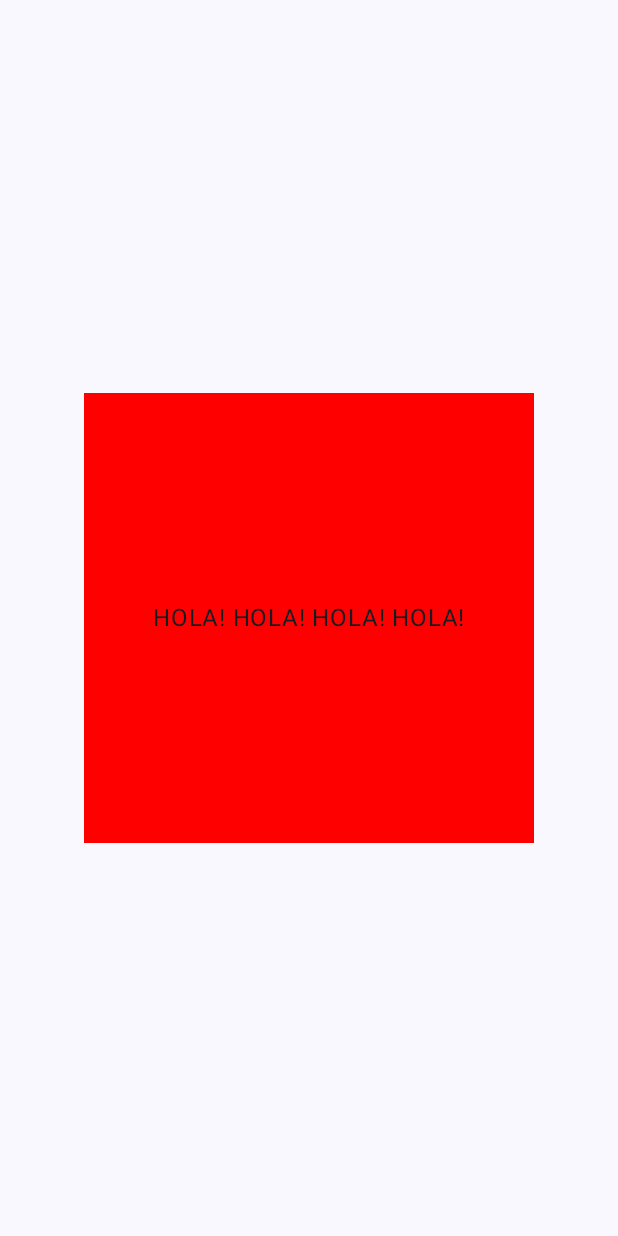
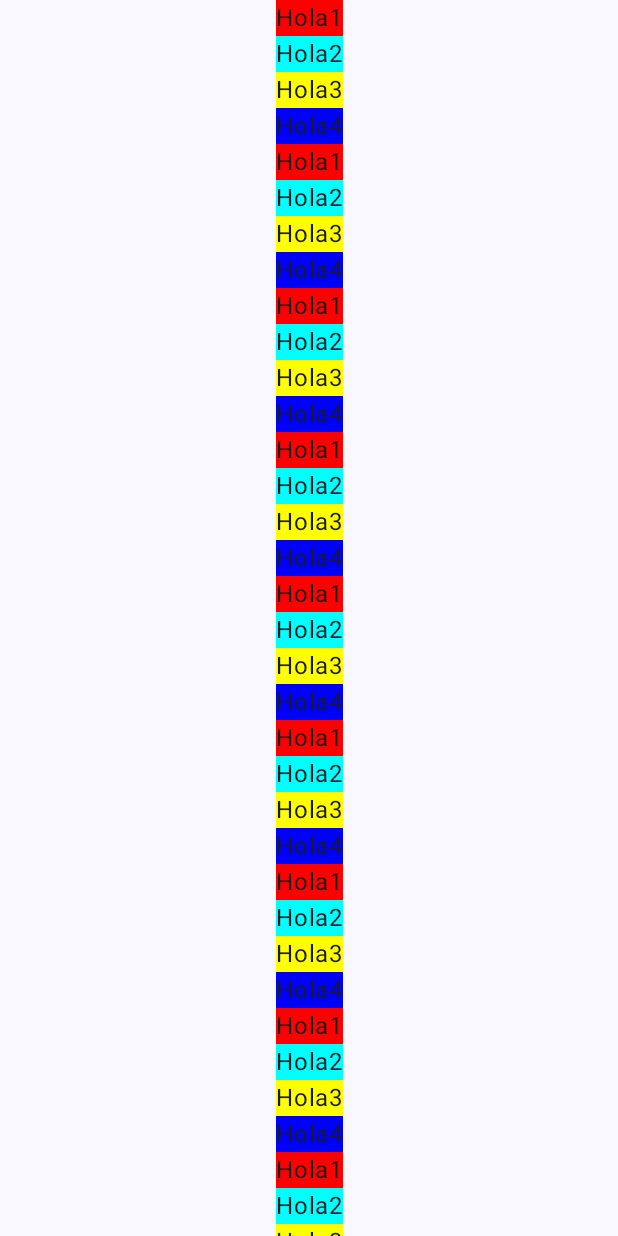
Before and after one commit to veselin0/Jetpack-Compose-Aristedes-Updated, an Android app built with Jetpack Compose: the screen it shows after launch (MainActivity), on a phone screen of 412 x 824 dp. Run offline under Robolectric (Android 15) with nearby library versions, the phone set to English and light mode, and no system bars.

Commit message:
8. Column

```diff
--- a/MyUpgradedApplication/app/src/main/java/com/example/myupgradedapplication/MainActivity.kt
+++ b/MyUpgradedApplication/app/src/main/java/com/example/myupgradedapplication/MainActivity.kt
@@ -11,7 +11,7 @@ import androidx.compose.runtime.Composable
 import androidx.compose.ui.Modifier
 import androidx.compose.ui.tooling.preview.Devices
 import androidx.compose.ui.tooling.preview.Preview
-import com.example.myupgradedapplication.layout.MyBox
+import com.example.myupgradedapplication.layout.MyColumn
 import com.example.myupgradedapplication.login.Greeting
 import com.example.myupgradedapplication.ui.theme.MyUpgradedApplicationTheme
 
@@ -22,7 +22,7 @@ class MainActivity : ComponentActivity() {
         setContent {
             MyUpgradedApplicationTheme {
                 Scaffold(modifier = Modifier.fillMaxSize()) { innerPadding ->
-                    MyBox()
+                    MyColumn(modifier = Modifier.padding(innerPadding))
                 }
             }
         }
--- /dev/null
+++ b/MyUpgradedApplication/app/src/main/java/com/example/myupgradedapplication/layout/MyColumn.kt
@@ -0,0 +1,72 @@
+package com.example.myupgradedapplication.layout
+
+import androidx.compose.foundation.background
+import androidx.compose.foundation.layout.Arrangement
+import androidx.compose.foundation.layout.Column
+import androidx.compose.foundation.layout.fillMaxSize
+import androidx.compose.foundation.rememberScrollState
+import androidx.compose.foundation.verticalScroll
+import androidx.compose.material3.Text
+import androidx.compose.runtime.Composable
+import androidx.compose.ui.Alignment
+import androidx.compose.ui.Modifier
+import androidx.compose.ui.graphics.Color
+import androidx.compose.ui.tooling.preview.Preview
+
+@Preview(showBackground = true)
+@Composable
+fun MyColumn(modifier: Modifier = Modifier){
+    Column(modifier = Modifier.fillMaxSize().verticalScroll(rememberScrollState()),
+        verticalArrangement = Arrangement.Center,
+        horizontalAlignment = Alignment.CenterHorizontally) {
+        Text(text = "Hola1", modifier = Modifier.background(color = Color.Red))
+        Text(text = "Hola2", modifier = Modifier.background(color = Color.Cyan))
+        Text(text = "Hola3", modifier = Modifier.background(color = Color.Yellow))
+        Text(text = "Hola4", modifier = Modifier.background(color = Color.Blue))
+        Text(text = "Hola1", modifier = Modifier.background(color = Color.Red))
+        Text(text = "Hola2", modifier = Modifier.background(color = Color.Cyan))
+        Text(text = "Hola3", modifier = Modifier.background(color = Color.Yellow))
+        Text(text = "Hola4", modifier = Modifier.background(color = Color.Blue))
+        Text(text = "Hola1", modifier = Modifier.background(color = Color.Red))
+        Text(text = "Hola2", modifier = Modifier.background(color = Color.Cyan))
+        Text(text = "Hola3", modifier = Modifier.background(color = Color.Yellow))
+        Text(text = "Hola4", modifier = Modifier.background(color = Color.Blue))
+        Text(text = "Hola1", modifier = Modifier.background(color = Color.Red))
+        Text(text = "Hola2", modifier = Modifier.background(color = Color.Cyan))
+        Text(text = "Hola3", modifier = Modifier.background(color = Color.Yellow))
+        Text(text = "Hola4", modifier = Modifier.background(color = Color.Blue))
+        Text(text = "Hola1", modifier = Modifier.background(color = Color.Red))
+        Text(text = "Hola2", modifier = Modifier.background(color = Color.Cyan))
+        Text(text = "Hola3", modifier = Modifier.background(color = Color.Yellow))
+        Text(text = "Hola4", modifier = Modifier.background(color = Color.Blue))
+        Text(text = "Hola1", modifier = Modifier.background(color = Color.Red))
+        Text(text = "Hola2", modifier = Modifier.background(color = Color.Cyan))
+        Text(text = "Hola3", modifier = Modifier.background(color = Color.Yellow))
+        Text(text = "Hola4", modifier = Modifier.background(color = Color.Blue))
+        Text(text = "Hola1", modifier = Modifier.background(color = Color.Red))
+        Text(text = "Hola2", modifier = Modifier.background(color = Color.Cyan))
+        Text(text = "Hola3", modifier = Modifier.background(color = Color.Yellow))
+        Text(text = "Hola4", modifier = Modifier.background(color = Color.Blue))
+        Text(text = "Hola1", modifier = Modifier.background(color = Color.Red))
+        Text(text = "Hola2", modifier = Modifier.background(color = Color.Cyan))
+        Text(text = "Hola3", modifier = Modifier.background(color = Color.Yellow))
+        Text(text = "Hola4", modifier = Modifier.background(color = Color.Blue))
+        Text(text = "Hola1", modifier = Modifier.background(color = Color.Red))
+        Text(text = "Hola2", modifier = Modifier.background(color = Color.Cyan))
+        Text(text = "Hola3", modifier = Modifier.background(color = Color.Yellow))
+        Text(text = "Hola4", modifier = Modifier.background(color = Color.Blue))
+        Text(text = "Hola1", modifier = Modifier.background(color = Color.Red))
+        Text(text = "Hola2", modifier = Modifier.background(color = Color.Cyan))
+        Text(text = "Hola3", modifier = Modifier.background(color = Color.Yellow))
+        Text(text = "Hola4", modifier = Modifier.background(color = Color.Blue))
+        Text(text = "Hola1", modifier = Modifier.background(color = Color.Red))
+        Text(text = "Hola2", modifier = Modifier.background(color = Color.Cyan))
+        Text(text = "Hola3", modifier = Modifier.background(color = Color.Yellow))
+        Text(text = "Hola4", modifier = Modifier.background(color = Color.Blue))
+        Text(text = "Hola1", modifier = Modifier.background(color = Color.Red))
+        Text(text = "Hola2", modifier = Modifier.background(color = Color.Cyan))
+        Text(text = "Hola3", modifier = Modifier.background(color = Color.Yellow))
+        Text(text = "Hola4", modifier = Modifier.background(color = Color.Blue))
+    }
+
+}
```
